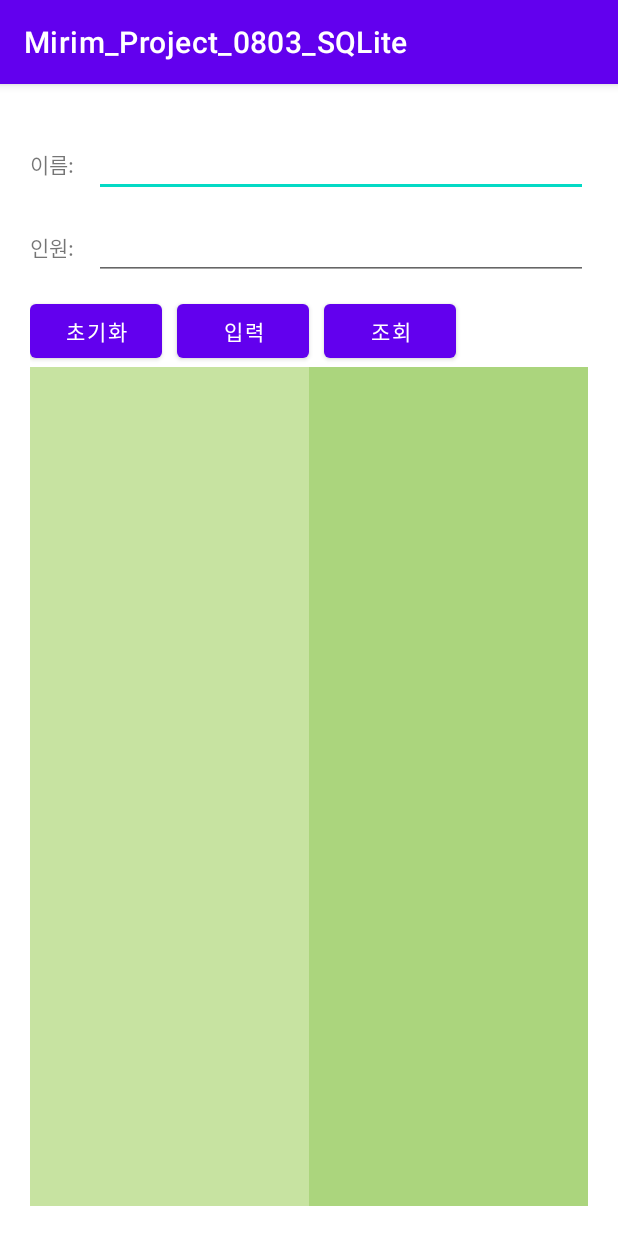
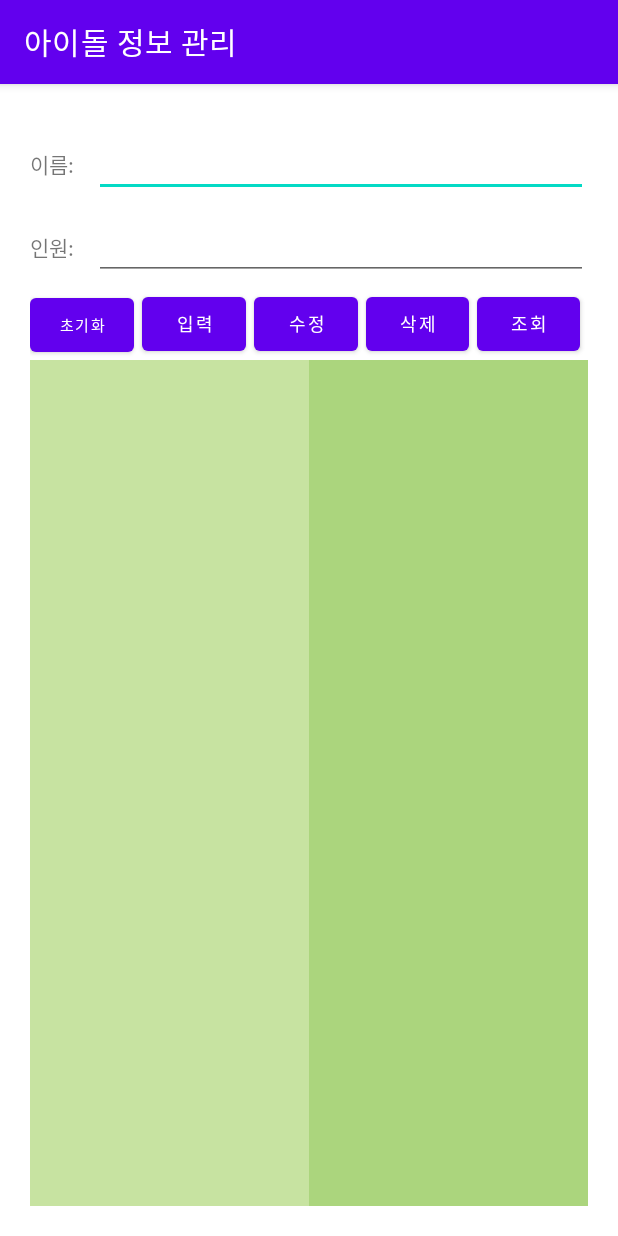
Before and after one commit to kwakkyunghee/Mirim_Project_0803_SQLite, an Android app: the screen it shows after launch (MainActivity), on a phone screen of 412 x 824 dp. Run offline under Robolectric (Android 15) with nearby library versions, the phone set to English and light mode, and no system bars.

Commit message:
수정, 삭제 추가

```diff
--- a/app/src/main/java/kr/hs/emirim/s2117/mirim_project_0803_sqlite/MainActivity.java
+++ b/app/src/main/java/kr/hs/emirim/s2117/mirim_project_0803_sqlite/MainActivity.java
@@ -1,5 +1,6 @@
 package kr.hs.emirim.s2117.mirim_project_0803_sqlite;
 
+import androidx.appcompat.app.AlertDialog;
 import androidx.appcompat.app.AppCompatActivity;
 
 import android.content.Context;
@@ -16,9 +17,11 @@ import android.widget.Toast;
 public class MainActivity extends AppCompatActivity {
     DBHelper dbHelper;
     EditText editName, editCount, editResultName, editResultCount;
+    Button btnSelect;
     @Override
     protected void onCreate(Bundle savedInstanceState) {
         super.onCreate(savedInstanceState);
+        setTitle("아이돌 정보 관리");
         setContentView(R.layout.activity_main);
         editName = findViewById(R.id.edit_name);
         editCount = findViewById(R.id.edit_count);
@@ -26,9 +29,13 @@ public class MainActivity extends AppCompatActivity {
         editResultCount = findViewById(R.id.edit_result_count);
         Button btnInit = findViewById(R.id.btn_init);
         Button btnInsert = findViewById(R.id.btn_insert);
-        Button btnSelect = findViewById(R.id.btn_select);
+        Button btnUpdate = findViewById(R.id.btn_update);
+        Button btnDelete = findViewById(R.id.btn_delete);
+        btnSelect = findViewById(R.id.btn_select);
         btnInit.setOnClickListener(btnListener);
         btnInsert.setOnClickListener(btnListener);
+        btnUpdate.setOnClickListener(btnListener);
+        btnDelete.setOnClickListener(btnListener);
         btnSelect.setOnClickListener(btnListener);
 
         dbHelper = new DBHelper(this);
@@ -52,6 +59,34 @@ public class MainActivity extends AppCompatActivity {
                     Toast.makeText(getApplicationContext(), "새로운 idol 정보가 추가되었습니다.", Toast.LENGTH_SHORT).show();
                     editName.setText("");
                     editCount.setText("");
+                    btnSelect.callOnClick();
+                    break;
+                case R.id.btn_update:
+                    db = dbHelper.getWritableDatabase();
+                    db.execSQL("update idolTbl set cnt ="+editCount.getText().toString()+" where name ='"+editName.getText().toString()+"';");
+                    btnSelect.callOnClick();
+                    //db.close();
+                    editName.setText("");
+                    editCount.setText("");
+                    break;
+                case R.id.btn_delete:
+                    AlertDialog.Builder dlg = new AlertDialog.Builder(MainActivity.this);
+                    dlg.setTitle("삭제");
+                    dlg.setMessage("정말로 삭제하시겠습니까?");
+                    dlg.setNegativeButton("취소", null);
+                    dlg.setPositiveButton("삭제", new DialogInterface.OnClickListener() {
+                        @Override
+                        public void onClick(DialogInterface dialogInterface, int i) {
+                            db = dbHelper.getWritableDatabase();
+                            db.execSQL("delete from idolTbl where name ='"+editName.getText().toString()+"';");
+                            btnSelect.callOnClick();
+                            //db.close();
+                            editName.setText("");
+                            editCount.setText("");
+                        }
+                    });
+                    dlg.show();
+
                     break;
                 case R.id.btn_select:
                     db = dbHelper.getReadableDatabase();//select문이라서 getReadableDatabase()
--- a/app/src/main/res/layout/activity_main.xml
+++ b/app/src/main/res/layout/activity_main.xml
@@ -39,28 +39,51 @@
             android:layout_height="wrap_content"/>
     </LinearLayout>
     <LinearLayout
-        android:layout_marginTop="10dp"
+        android:layout_marginTop="5dp"
         android:layout_width="match_parent"
         android:layout_height="wrap_content"
         android:orientation="horizontal">
         <Button
             android:id="@+id/btn_init"
-            android:layout_marginRight="10dp"
+            android:layout_weight="1"
+            android:layout_marginRight="5dp"
             android:layout_width="wrap_content"
             android:layout_height="wrap_content"
+            android:textSize="10dp"
             android:text="초기화"/>
         <Button
             android:id="@+id/btn_insert"
-            android:layout_marginRight="10dp"
+            android:layout_weight="1"
+            android:layout_marginRight="5dp"
             android:layout_width="wrap_content"
             android:layout_height="wrap_content"
+            android:textSize="12dp"
             android:text="입력"/>
         <Button
-            android:id="@+id/btn_select"
-            android:layout_marginRight="10dp"
+            android:id="@+id/btn_update"
+            android:layout_weight="1"
+            android:layout_marginRight="5dp"
             android:layout_width="wrap_content"
             android:layout_height="wrap_content"
+            android:textSize="12dp"
+            android:text="수정"/>
+        <Button
+            android:id="@+id/btn_delete"
+            android:layout_weight="1"
+            android:layout_marginRight="5dp"
+            android:layout_width="wrap_content"
+            android:layout_height="wrap_content"
+            android:textSize="12dp"
+            android:text="삭제"/>
+        <Button
+            android:id="@+id/btn_select"
+            android:layout_weight="1"
+            android:layout_marginRight="5dp"
+            android:layout_width="wrap_content"
+            android:layout_height="wrap_content"
+            android:textSize="12dp"
             android:text="조회"/>
+
     </LinearLayout>
     <LinearLayout
         android:layout_width="match_parent"
```
